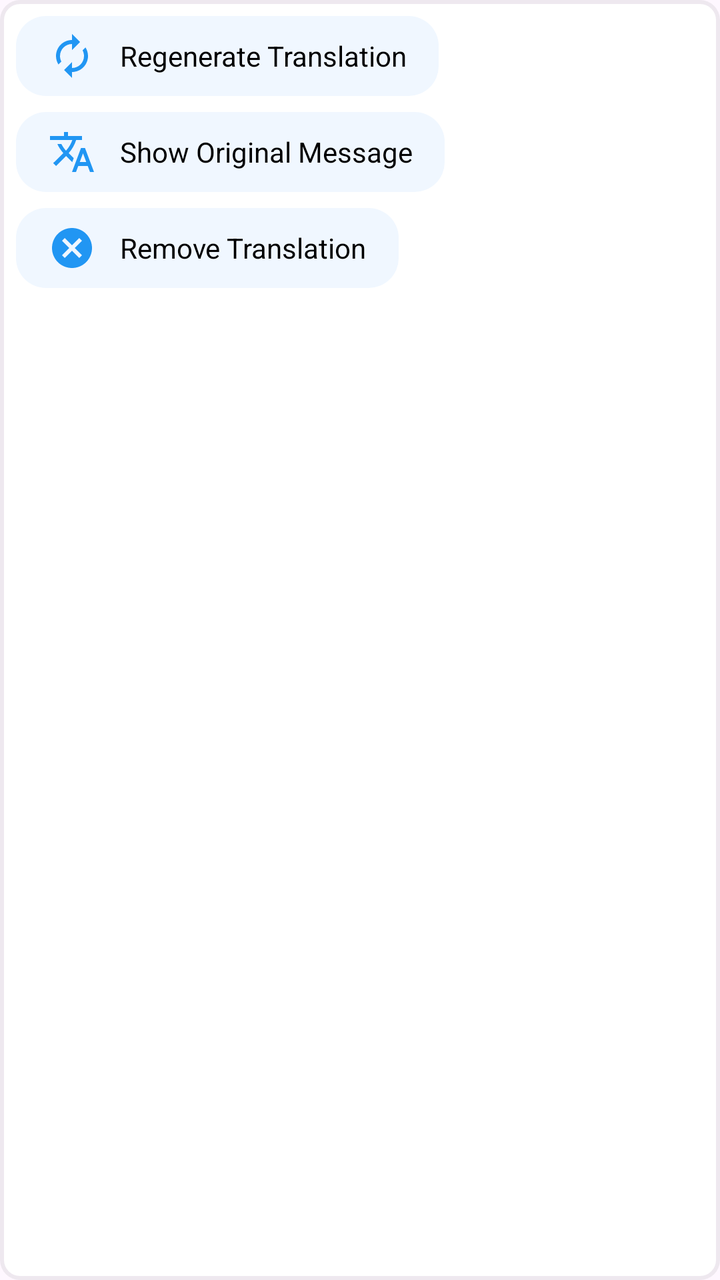
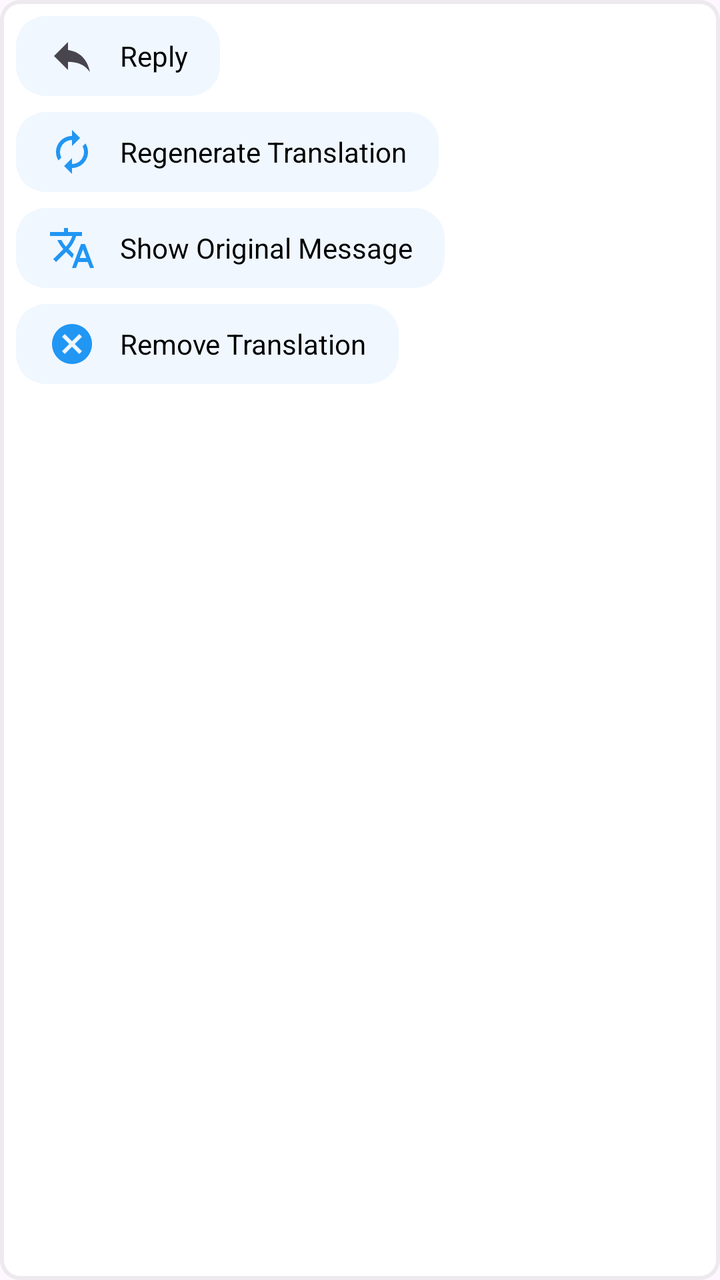

Compare the two renders of this Android layout. The source of the first and the diff that turns it into the second are given below.
<!-- AndroidManifest.xml: application theme Theme.Material3.Light.NoActionBar -->
<!-- res/layout/message_context_menu.xml -->
<?xml version="1.0" encoding="utf-8"?>
<LinearLayout xmlns:android="http://schemas.android.com/apk/res/android"
    android:layout_width="wrap_content"
    android:layout_height="wrap_content"
    android:background="@drawable/context_menu_background"
    android:orientation="vertical"
    android:padding="8dp">

    <TextView
        android:id="@+id/menuItemRegenerate"
        android:layout_width="wrap_content"
        android:layout_height="wrap_content"
        android:background="@drawable/menu_item_background"
        android:drawableStart="@drawable/ic_regenerate"
        android:drawablePadding="12dp"
        android:gravity="center_vertical"
        android:minHeight="40dp"
        android:paddingStart="16dp"
        android:paddingTop="8dp"
        android:paddingEnd="16dp"
        android:paddingBottom="8dp"
        android:text="Regenerate Translation"
        android:textColor="@color/black"
        android:textSize="14sp" />

    <Space
        android:layout_width="match_parent"
        android:layout_height="8dp" />

    <TextView
        android:id="@+id/menuItemToggleOriginal"
        android:layout_width="wrap_content"
        android:layout_height="wrap_content"
        android:background="@drawable/menu_item_background"
        android:drawableStart="@drawable/ic_translate"
        android:drawablePadding="12dp"
        android:gravity="center_vertical"
        android:minHeight="40dp"
        android:paddingStart="16dp"
        android:paddingTop="8dp"
        android:paddingEnd="16dp"
        android:paddingBottom="8dp"
        android:text="Show Original Message"
        android:textColor="@color/black"
        android:textSize="14sp" />

    <Space
        android:layout_width="match_parent"
        android:layout_height="8dp" />

    <TextView
        android:id="@+id/menuItemRemoveTranslation"
        android:layout_width="wrap_content"
        android:layout_height="wrap_content"
        android:background="@drawable/menu_item_background"
        android:drawableStart="@drawable/ic_remove_translation"
        android:drawablePadding="12dp"
        android:gravity="center_vertical"
        android:minHeight="40dp"
        android:paddingStart="16dp"
        android:paddingTop="8dp"
        android:paddingEnd="16dp"
        android:paddingBottom="8dp"
        android:text="Remove Translation"
        android:textColor="@color/black"
        android:textSize="14sp" />

</LinearLayout>
<!-- resources referenced by this layout -->
<resources>
  <color name="black">#FF000000</color>
  <!-- drawable context_menu_background (drawable) -->
  <?xml version="1.0" encoding="utf-8"?>
  <layer-list xmlns:android="http://schemas.android.com/apk/res/android">
      
      <item>
          <shape>
              <padding
                  android:bottom="2dp"
                  android:left="2dp"
                  android:right="2dp"
                  android:top="2dp" />
              <solid android:color="#10000000" />
              <corners android:radius="10dp" />
          </shape>
      </item>
      
      <item>
          <shape>
              <solid android:color="@color/white" />
              <corners android:radius="8dp" />
          </shape>
      </item>
  </layer-list>
  <!-- drawable ic_regenerate (drawable) -->
  <vector xmlns:android="http://schemas.android.com/apk/res/android"
      android:width="24dp"
      android:height="24dp"
      android:viewportWidth="24"
      android:viewportHeight="24">
      <path
          android:fillColor="#2196F3"
          android:pathData="M12,6v3l4,-4 -4,-4v3c-4.42,0 -8,3.58 -8,8 0,1.57 0.46,3.03 1.24,4.26L6.7,14.8c-0.45,-0.83 -0.7,-1.79 -0.7,-2.8 0,-3.31 2.69,-6 6,-6zM18.76,7.74L17.3,9.2c0.44,0.84 0.7,1.79 0.7,2.8 0,3.31 -2.69,6 -6,6v-3l-4,4 4,4v-3c4.42,0 8,-3.58 8,-8 0,-1.57 -0.46,-3.03 -1.24,-4.26z"/>
  </vector>
  <!-- drawable ic_remove_translation (drawable) -->
  <vector xmlns:android="http://schemas.android.com/apk/res/android"
      android:width="24dp"
      android:height="24dp"
      android:viewportWidth="24"
      android:viewportHeight="24">
      <path
          android:fillColor="#2196F3"
          android:pathData="M12,2C6.47,2 2,6.47 2,12s4.47,10 10,10 10,-4.47 10,-10S17.53,2 12,2zM17,15.59L15.59,17 12,13.41 8.41,17 7,15.59 10.59,12 7,8.41 8.41,7 12,10.59 15.59,7 17,8.41 13.41,12 17,15.59z"/>
  </vector>
  <!-- drawable ic_translate (drawable) -->
  <vector xmlns:android="http://schemas.android.com/apk/res/android"
      android:width="24dp"
      android:height="24dp"
      android:viewportWidth="24"
      android:viewportHeight="24">
      <path
          android:fillColor="#2196F3"
          android:pathData="M12.87,15.07l-2.54,-2.51 0.03,-0.03c1.74,-1.94 2.98,-4.17 3.71,-6.53L17,6L17,4h-7L10,2L8,2v2L1,4v1.99h11.17C11.5,7.92 10.44,9.75 9,11.35 8.07,10.32 7.3,9.19 6.69,8h-2c0.73,1.63 1.73,3.17 2.98,4.56l-5.09,5.02L4,19l5,-5 3.11,3.11 0.76,-2.04zM18.5,10h-2L12,22h2l1.12,-3h4.75L21,22h2l-4.5,-12zM15.88,17l1.62,-4.33L19.12,17h-3.24z"/>
  </vector>
  <!-- drawable menu_item_background (drawable) -->
  <?xml version="1.0" encoding="utf-8"?>
  <shape xmlns:android="http://schemas.android.com/apk/res/android">
      <solid android:color="#F0F7FF" />
      <corners android:radius="15dp" />
  </shape>
  <color name="white">#FFFFFFFF</color>
</resources>

<!-- the commit's change to res/layout/message_context_menu.xml (unified diff, before → after) -->
@@ -5,6 +5,27 @@
     android:background="@drawable/context_menu_background"
     android:orientation="vertical"
     android:padding="8dp">
+
+    <TextView
+        android:id="@+id/menuItemReply"
+        android:layout_width="wrap_content"
+        android:layout_height="wrap_content"
+        android:background="@drawable/menu_item_background"
+        android:drawableStart="@drawable/ic_reply"
+        android:drawablePadding="12dp"
+        android:gravity="center_vertical"
+        android:minHeight="40dp"
+        android:paddingStart="16dp"
+        android:paddingTop="8dp"
+        android:paddingEnd="16dp"
+        android:paddingBottom="8dp"
+        android:text="Reply"
+        android:textColor="@color/black"
+        android:textSize="14sp" />
+
+    <Space
+        android:layout_width="match_parent"
+        android:layout_height="8dp" />
 
     <TextView
         android:id="@+id/menuItemRegenerate"
<!-- resource entries referenced after the edit -->
@@ -44,6 +44,19 @@
           android:fillColor="#2196F3"
           android:pathData="M12,2C6.47,2 2,6.47 2,12s4.47,10 10,10 10,-4.47 10,-10S17.53,2 12,2zM17,15.59L15.59,17 12,13.41 8.41,17 7,15.59 10.59,12 7,8.41 8.41,7 12,10.59 15.59,7 17,8.41 13.41,12 17,15.59z"/>
   </vector>
+  <!-- drawable ic_reply (drawable) -->
+  <?xml version="1.0" encoding="utf-8"?>
+  <vector xmlns:android="http://schemas.android.com/apk/res/android"
+      android:width="24dp"
+      android:height="24dp"
+      android:viewportWidth="24"
+      android:viewportHeight="24"
+      android:tint="?attr/colorControlNormal"
+      android:autoMirrored="true">
+    <path
+        android:fillColor="@android:color/black"
+        android:pathData="M10,9V5l-7,7 7,7v-4.1c5,0 8.5,1.6 11,5.1 -1,-5 -4,-10 -11,-11z"/>
+  </vector>
   <!-- drawable ic_translate (drawable) -->
   <vector xmlns:android="http://schemas.android.com/apk/res/android"
       android:width="24dp"
